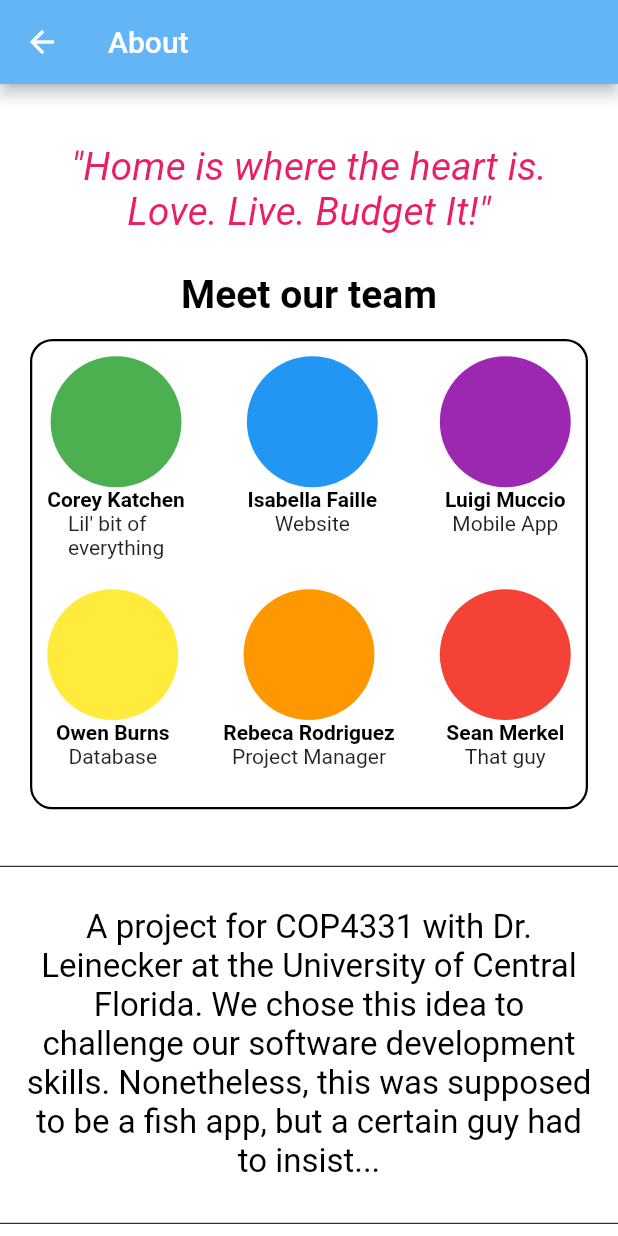
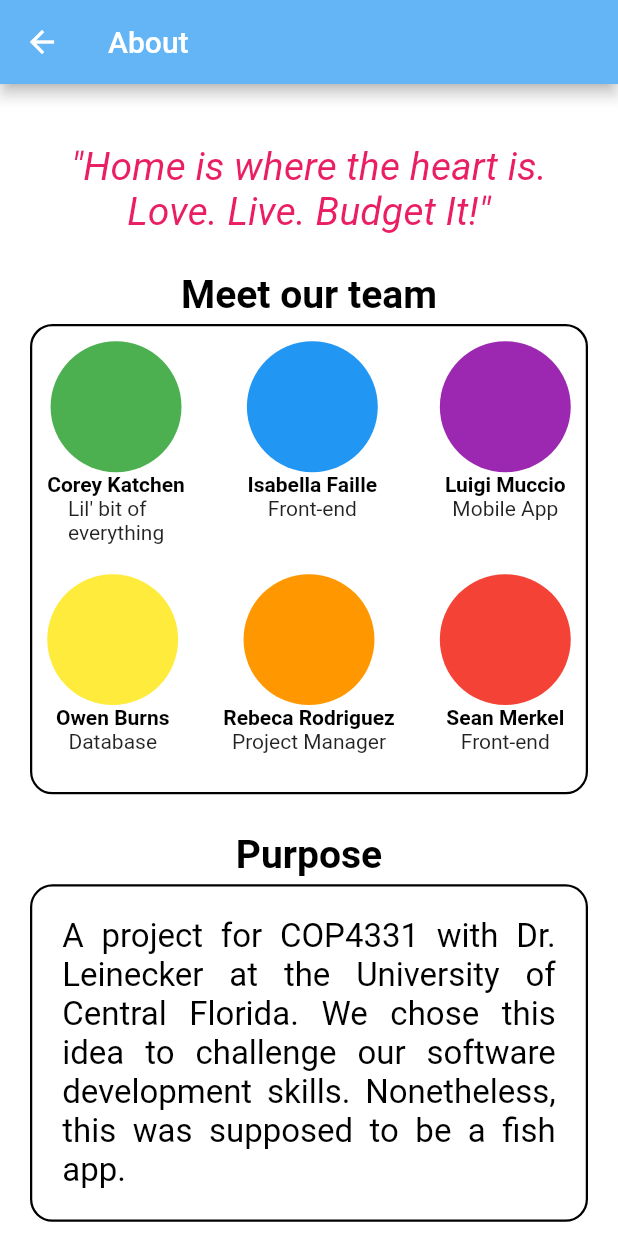
Before and after one commit to 16smerkel/mobile_app, a Flutter app: the About screen opened directly, on a phone screen of 412 x 824 dp. Run offline on Flutter 3.47's test engine with Material 2 defaults, Android fonts, the phone set to English and light mode, and no system bars; our stand-ins replace cloud_firestore, firebase_auth, firebase_core, flutter_native_splash, flutter_rating_bar, get and 2 more; missing offline and left inert: dart:ffi, non_linear_slider; accounts and stored records are empty.

Commit message:
More stuff

```diff
--- a/lib/aboutPage.dart
+++ b/lib/aboutPage.dart
@@ -33,7 +33,7 @@ class About extends StatelessWidget {
           ),
           Container(
             alignment: Alignment.topCenter,
-            padding: EdgeInsets.all(15),
+            padding: EdgeInsets.only(top: 15, bottom: 5, left: 15, right: 15),
             child: Text(
               "Meet our team",
               textAlign: TextAlign.center,
@@ -95,7 +95,7 @@ class About extends StatelessWidget {
                               color: Colors.black, fontWeight: FontWeight.bold),
                         ),
                         Text(
-                          "Website\n",
+                          "Front-end\n",
                         )
                       ],
                     ),
@@ -187,7 +187,7 @@ class About extends StatelessWidget {
                               color: Colors.black, fontWeight: FontWeight.bold),
                         ),
                         Text(
-                          "That guy\n",
+                          "Front-end\n",
                         )
                       ],
                     ),
@@ -196,26 +196,37 @@ class About extends StatelessWidget {
               ),
             ]),
           ),
-          Padding(
-            padding: const EdgeInsets.only(top: 30.0),
-            child: Divider(
-              color: Colors.black,
+          Container(
+            alignment: Alignment.topCenter,
+            padding: EdgeInsets.only(top: 25, bottom: 5, left: 15, right: 15),
+            child: Text(
+              "Purpose",
+              textAlign: TextAlign.center,
+              style: TextStyle(
+                  color: Colors.black,
+                  fontSize: 26,
+                  fontWeight: FontWeight.bold),
             ),
           ),
           Container(
             alignment: Alignment.topCenter,
-            padding: EdgeInsets.symmetric(horizontal: 15, vertical: 20),
+            margin: EdgeInsets.symmetric(horizontal: 20),
+            padding: EdgeInsets.symmetric(horizontal: 20, vertical: 20),
+            decoration: BoxDecoration(
+                color: Colors.white,
+                border: Border.all(
+                  color: Colors.black,
+                  width: 1.5,
+                ),
+                borderRadius: BorderRadius.all(Radius.circular(15))),
             child: Text(
-              """A project for COP4331 with Dr. Leinecker at the University of Central Florida. We chose this idea to challenge our software development skills. Nonetheless, this was supposed to be a fish app, but a certain guy had to insist...""",
-              textAlign: TextAlign.center,
+              """A project for COP4331 with Dr. Leinecker at the University of Central Florida. We chose this idea to challenge our software development skills. Nonetheless, this was supposed to be a fish app.""",
+              textAlign: TextAlign.justify,
               style: TextStyle(
                 color: Colors.black,
                 fontSize: 22,
               ),
             ),
-          ),
-          Divider(
-            color: Colors.black,
           ),
           Container(
             width: w,
--- a/lib/navBar.dart
+++ b/lib/navBar.dart
@@ -59,13 +59,13 @@ class NavBar extends StatelessWidget {
                 Get.to(() => Settings(),
                     transition: Transition.rightToLeftWithFade);
               }),
-          ListTile(
+          /*ListTile(
               leading: Icon(Icons.coronavirus_sharp),
               title: Text(
                 "Cursed Mode (Soon)",
                 style: TextStyle(fontSize: 18),
               ),
-              onTap: null),
+              onTap: null),*/
           ListTile(
               leading: Icon(Icons.exit_to_app),
               title: Text("Log out", style: TextStyle(fontSize: 18)),
```
Also changed, not shown: lib/homePage.dart (+11 -1 lines), lib/listPage.dart (+14 -0 lines).
